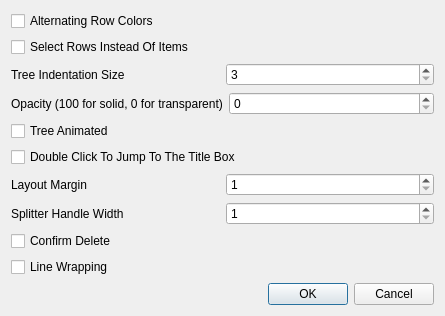
UnkindledTwo/TreeNotes, file Dialogs/settingsdialog.ui: the form before one commit.
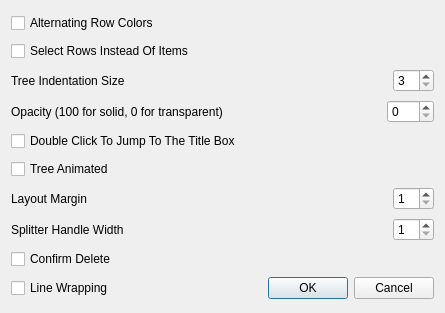
The form after the commit.

Patch:
```diff
--- a/Dialogs/settingsdialog.ui
+++ b/Dialogs/settingsdialog.ui
@@ -14,95 +14,24 @@
    <string>Settings</string>
   </property>
   <layout class="QGridLayout" name="gridLayout">
-   <item row="0" column="0">
-    <widget class="QCheckBox" name="notetree_alternating_row_colors">
-     <property name="text">
-      <string>Alternating Row Colors</string>
+   <item row="10" column="1">
+    <widget class="QDialogButtonBox" name="buttonBox">
+     <property name="orientation">
+      <enum>Qt::Horizontal</enum>
      </property>
-    </widget>
-   </item>
-   <item row="1" column="0">
-    <widget class="QCheckBox" name="notetree_select_rows">
-     <property name="text">
-      <string>Select Rows Instead Of Items</string>
+     <property name="standardButtons">
+      <set>QDialogButtonBox::Cancel|QDialogButtonBox::Ok</set>
      </property>
     </widget>
    </item>
-   <item row="2" column="0">
-    <layout class="QHBoxLayout" name="horizontalLayout">
-     <item>
-      <widget class="QLabel" name="label">
-       <property name="text">
-        <string>Tree Indentation Size</string>
-       </property>
-      </widget>
-     </item>
-     <item>
-      <widget class="QSpinBox" name="notetree_indentation_size">
-       <property name="minimum">
-        <number>3</number>
-       </property>
-       <property name="maximum">
-        <number>50</number>
-       </property>
-      </widget>
-     </item>
-    </layout>
-   </item>
-   <item row="3" column="0">
-    <layout class="QHBoxLayout" name="horizontalLayout_2">
-     <item>
-      <widget class="QLabel" name="label_2">
-       <property name="text">
-        <string>Opacity (100 for solid, 0 for transparent)</string>
-       </property>
-      </widget>
-     </item>
-     <item>
-      <widget class="QSpinBox" name="opacity">
-       <property name="maximum">
-        <number>100</number>
-       </property>
-       <property name="singleStep">
-        <number>10</number>
-       </property>
-      </widget>
-     </item>
-    </layout>
-   </item>
-   <item row="4" column="0">
-    <widget class="QCheckBox" name="notetree_animated">
-     <property name="text">
-      <string>Tree Animated</string>
-     </property>
-    </widget>
-   </item>
-   <item row="5" column="0">
+   <item row="5" column="0" colspan="2">
     <widget class="QCheckBox" name="double_click_to_edit">
      <property name="text">
       <string>Double Click To Jump To The Title Box</string>
      </property>
     </widget>
    </item>
-   <item row="6" column="0">
-    <layout class="QHBoxLayout" name="horizontalLayout_3">
-     <item>
-      <widget class="QLabel" name="label_3">
-       <property name="text">
-        <string>Layout Margin</string>
-       </property>
-      </widget>
-     </item>
-     <item>
-      <widget class="QSpinBox" name="layout_margin">
-       <property name="minimum">
-        <number>1</number>
-       </property>
-      </widget>
-     </item>
-    </layout>
-   </item>
-   <item row="7" column="0">
+   <item row="8" column="0" colspan="2">
     <layout class="QHBoxLayout" name="horizontalLayout_4">
      <item>
       <widget class="QLabel" name="label_4">
@@ -111,6 +40,19 @@
        </property>
       </widget>
      </item>
+     <item>
+      <spacer name="horizontalSpacer_4">
+       <property name="orientation">
+        <enum>Qt::Horizontal</enum>
+       </property>
+       <property name="sizeHint" stdset="0">
+        <size>
+         <width>40</width>
+         <height>20</height>
+        </size>
+       </property>
+      </spacer>
+     </item>
      <item>
       <widget class="QSpinBox" name="splitter_handle_width">
        <property name="minimum">
@@ -120,27 +62,137 @@
      </item>
     </layout>
    </item>
-   <item row="8" column="0">
-    <widget class="QCheckBox" name="confirm_delete">
-     <property name="text">
-      <string>Confirm Delete</string>
-     </property>
-    </widget>
-   </item>
-   <item row="9" column="0">
+   <item row="10" column="0">
     <widget class="QCheckBox" name="line_wrapping">
      <property name="text">
       <string>Line Wrapping</string>
      </property>
     </widget>
    </item>
-   <item row="10" column="0">
-    <widget class="QDialogButtonBox" name="buttonBox">
-     <property name="orientation">
-      <enum>Qt::Horizontal</enum>
+   <item row="9" column="0" colspan="2">
+    <widget class="QCheckBox" name="confirm_delete">
+     <property name="text">
+      <string>Confirm Delete</string>
      </property>
-     <property name="standardButtons">
-      <set>QDialogButtonBox::Cancel|QDialogButtonBox::Ok</set>
+    </widget>
+   </item>
+   <item row="7" column="0" colspan="2">
+    <layout class="QHBoxLayout" name="horizontalLayout_3">
+     <item>
+      <widget class="QLabel" name="label_3">
+       <property name="text">
+        <string>Layout Margin</string>
+       </property>
+      </widget>
+     </item>
+     <item>
+      <spacer name="horizontalSpacer_3">
+       <property name="orientation">
+        <enum>Qt::Horizontal</enum>
+       </property>
+       <property name="sizeHint" stdset="0">
+        <size>
+         <width>40</width>
+         <height>20</height>
+        </size>
+       </property>
+      </spacer>
+     </item>
+     <item>
+      <widget class="QSpinBox" name="layout_margin">
+       <property name="minimum">
+        <number>1</number>
+       </property>
+      </widget>
+     </item>
+    </layout>
+   </item>
+   <item row="6" column="0" colspan="2">
+    <widget class="QCheckBox" name="notetree_animated">
+     <property name="text">
+      <string>Tree Animated</string>
+     </property>
+    </widget>
+   </item>
+   <item row="3" column="0" colspan="2">
+    <layout class="QHBoxLayout" name="horizontalLayout_2">
+     <item>
+      <widget class="QLabel" name="label_2">
+       <property name="text">
+        <string>Opacity (100 for solid, 0 for transparent)</string>
+       </property>
+      </widget>
+     </item>
+     <item>
+      <spacer name="horizontalSpacer_2">
+       <property name="orientation">
+        <enum>Qt::Horizontal</enum>
+       </property>
+       <property name="sizeHint" stdset="0">
+        <size>
+         <width>40</width>
+         <height>20</height>
+        </size>
+       </property>
+      </spacer>
+     </item>
+     <item>
+      <widget class="QSpinBox" name="opacity">
+       <property name="maximum">
+        <number>100</number>
+       </property>
+       <property name="singleStep">
+        <number>10</number>
+       </property>
+      </widget>
+     </item>
+    </layout>
+   </item>
+   <item row="2" column="0" colspan="2">
+    <layout class="QHBoxLayout" name="horizontalLayout">
+     <item>
+      <widget class="QLabel" name="label">
+       <property name="text">
+        <string>Tree Indentation Size</string>
+       </property>
+      </widget>
+     </item>
+     <item>
+      <spacer name="horizontalSpacer">
+       <property name="orientation">
+        <enum>Qt::Horizontal</enum>
+       </property>
+       <property name="sizeHint" stdset="0">
+        <size>
+         <width>40</width>
+         <height>20</height>
+        </size>
+       </property>
+      </spacer>
+     </item>
+     <item>
+      <widget class="QSpinBox" name="notetree_indentation_size">
+       <property name="minimum">
+        <number>3</number>
+       </property>
+       <property name="maximum">
+        <number>50</number>
+       </property>
+      </widget>
+     </item>
+    </layout>
+   </item>
+   <item row="1" column="0" colspan="2">
+    <widget class="QCheckBox" name="notetree_select_rows">
+     <property name="text">
+      <string>Select Rows Instead Of Items</string>
+     </property>
+    </widget>
+   </item>
+   <item row="0" column="0" colspan="2">
+    <widget class="QCheckBox" name="notetree_alternating_row_colors">
+     <property name="text">
+      <string>Alternating Row Colors</string>
      </property>
     </widget>
    </item>
```
